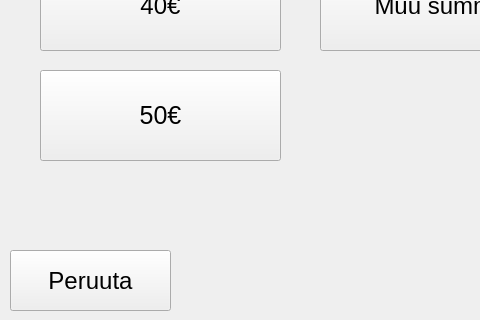
Old version of the form PankkiProjekti/nosta.ui in the repository tvt20kmo-ohjelmistokehitysprojekti/Group8; both pictures show x 0 to 480 and y 280 to 600 of the 600 by 600 pixel window.
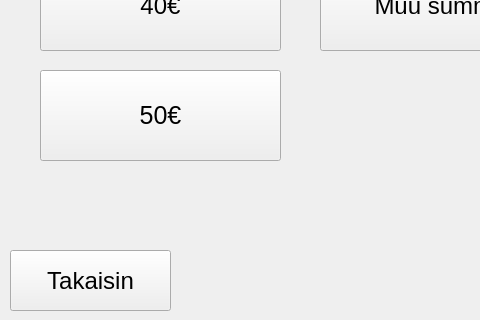
New version of the form.

```diff
--- a/PankkiProjekti/nosta.ui
+++ b/PankkiProjekti/nosta.ui
@@ -118,7 +118,7 @@
     </font>
    </property>
    <property name="text">
-    <string>Peruuta</string>
+    <string>Takaisin</string>
    </property>
   </widget>
  </widget>
```
